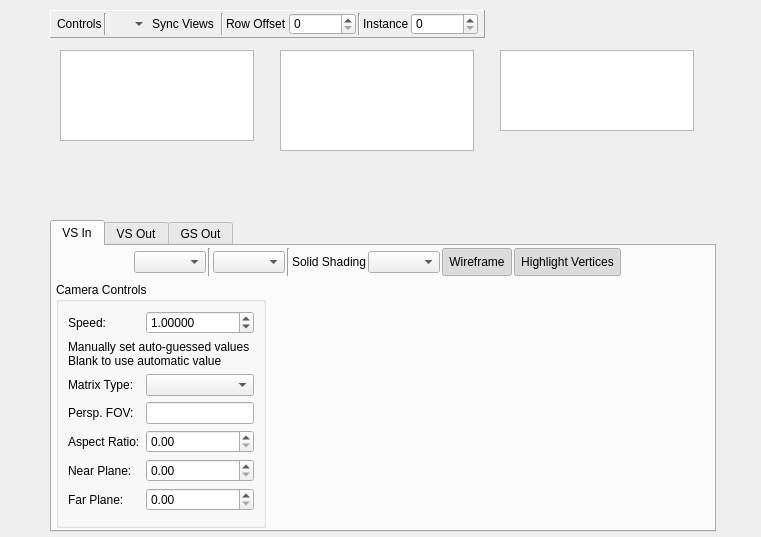
Above: qrenderdoc/Windows/BufferViewer.ui from baldurk/renderdoc before the change. Below: the same form after it.
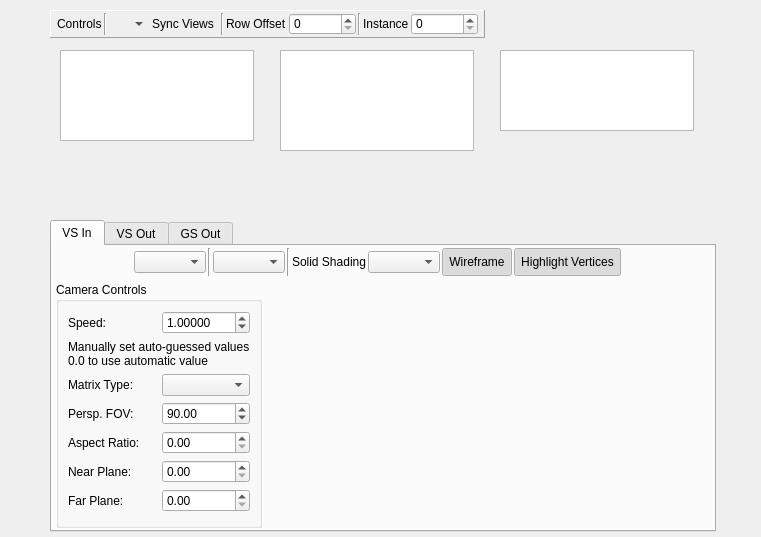
That is the form after the change. Icons and pictures are not drawn. Custom widgets are drawn as their Qt base class.

Commit message: Don't use resizeColumnsToContents on full data, add column per component

Patch:
```diff
--- a/qrenderdoc/Windows/BufferViewer.ui
+++ b/qrenderdoc/Windows/BufferViewer.ui
@@ -422,14 +422,7 @@
             <widget class="QLabel" name="guessInstructions">
              <property name="text">
               <string>Manually set auto-guessed values
-Blank to use automatic value</string>
-             </property>
-            </widget>
-           </item>
-           <item row="3" column="1">
-            <widget class="QLineEdit" name="fovGuess">
-             <property name="inputMask">
-              <string extracomment="Positive integer (&lt; 180)">D00</string>
+0.0 to use automatic value</string>
              </property>
             </widget>
            </item>
@@ -453,6 +446,19 @@
              </property>
             </spacer>
            </item>
+           <item row="3" column="1">
+            <widget class="QDoubleSpinBox" name="fovGuess">
+             <property name="minimum">
+              <double>1.000000000000000</double>
+             </property>
+             <property name="maximum">
+              <double>180.000000000000000</double>
+             </property>
+             <property name="value">
+              <double>90.000000000000000</double>
+             </property>
+            </widget>
+           </item>
           </layout>
          </widget>
         </item>
```
The commit also changes 4 other files.
